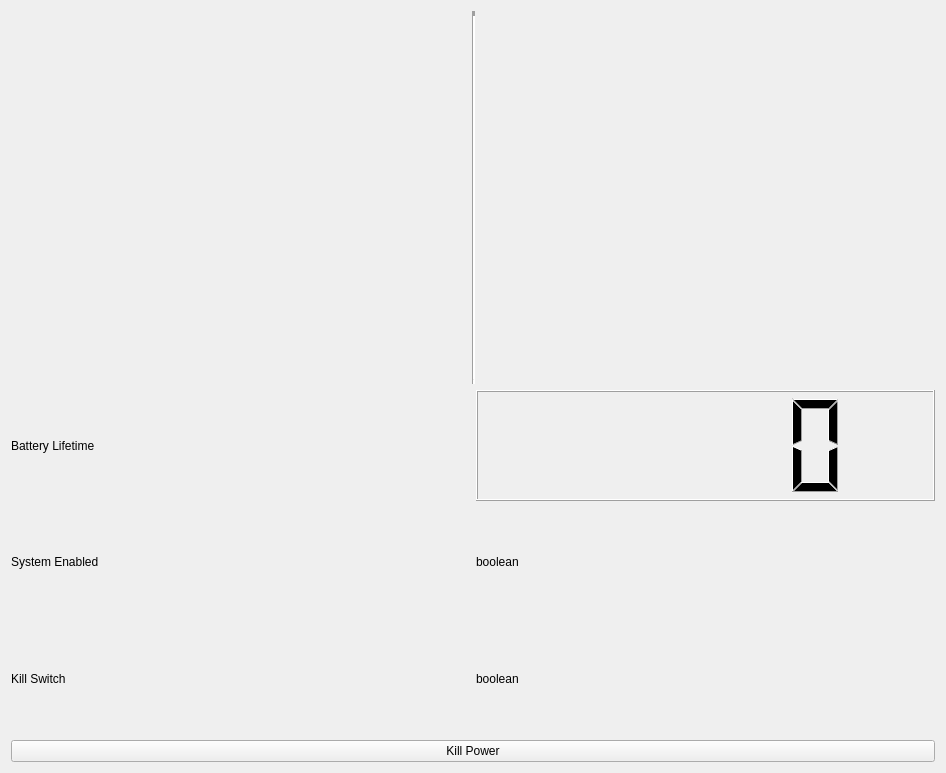
Before: the Qt Designer form UI_App/qt_ui_files/power_layout.ui in mcgill-robotics/rover, drawn with Qt 5.
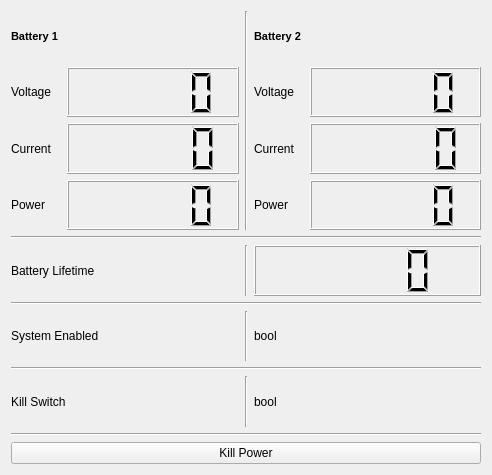
After: the same form once the commit is applied.

Commit message: final ui layouts and py files

The edit to the form file:
```diff
--- a/UI_App/qt_ui_files/power_layout.ui
+++ b/UI_App/qt_ui_files/power_layout.ui
@@ -6,8 +6,8 @@
    <rect>
     <x>0</x>
     <y>0</y>
-    <width>946</width>
-    <height>773</height>
+    <width>492</width>
+    <height>475</height>
    </rect>
   </property>
   <property name="windowTitle">
@@ -16,31 +16,7 @@
   <layout class="QGridLayout" name="gridLayout_2">
    <item row="0" column="0">
     <layout class="QGridLayout" name="gridLayout">
-     <item row="0" column="0">
-      <layout class="QHBoxLayout" name="horizontalLayout">
-       <item>
-        <widget class="QWidget" name="battery1_widget" native="true">
-         <property name="autoFillBackground">
-          <bool>false</bool>
-         </property>
-        </widget>
-       </item>
-       <item>
-        <widget class="Line" name="line">
-         <property name="lineWidth">
-          <number>5</number>
-         </property>
-         <property name="orientation">
-          <enum>Qt::Vertical</enum>
-         </property>
-        </widget>
-       </item>
-       <item>
-        <widget class="QWidget" name="battery2_widget" native="true"/>
-       </item>
-      </layout>
-     </item>
-     <item row="1" column="0">
+     <item row="2" column="0">
       <layout class="QVBoxLayout" name="verticalLayout">
        <item>
         <layout class="QHBoxLayout" name="horizontalLayout_2">
@@ -51,11 +27,25 @@
            </property>
           </widget>
          </item>
+         <item>
+          <widget class="Line" name="line_6">
+           <property name="orientation">
+            <enum>Qt::Vertical</enum>
+           </property>
+          </widget>
+         </item>
          <item>
           <widget class="QLCDNumber" name="battery_lifetime_value"/>
          </item>
         </layout>
        </item>
+       <item>
+        <widget class="Line" name="line_3">
+         <property name="orientation">
+          <enum>Qt::Horizontal</enum>
+         </property>
+        </widget>
+       </item>
        <item>
         <layout class="QHBoxLayout" name="horizontalLayout_3">
          <item>
@@ -65,15 +55,29 @@
            </property>
           </widget>
          </item>
+         <item>
+          <widget class="Line" name="line_7">
+           <property name="orientation">
+            <enum>Qt::Vertical</enum>
+           </property>
+          </widget>
+         </item>
          <item>
           <widget class="QLabel" name="system_enabled_bool">
            <property name="text">
-            <string>boolean</string>
+            <string>bool</string>
            </property>
           </widget>
          </item>
         </layout>
        </item>
+       <item>
+        <widget class="Line" name="line_4">
+         <property name="orientation">
+          <enum>Qt::Horizontal</enum>
+         </property>
+        </widget>
+       </item>
        <item>
         <layout class="QHBoxLayout" name="horizontalLayout_4">
          <item>
@@ -83,15 +87,29 @@
            </property>
           </widget>
          </item>
+         <item>
+          <widget class="Line" name="line_8">
+           <property name="orientation">
+            <enum>Qt::Vertical</enum>
+           </property>
+          </widget>
+         </item>
          <item>
           <widget class="QLabel" name="kill_switch_bool">
            <property name="text">
-            <string>boolean</string>
+            <string>bool</string>
            </property>
           </widget>
          </item>
         </layout>
        </item>
+       <item>
+        <widget class="Line" name="line_5">
+         <property name="orientation">
+          <enum>Qt::Horizontal</enum>
+         </property>
+        </widget>
+       </item>
        <item>
         <widget class="QPushButton" name="kill_power_button">
          <property name="text">
@@ -101,6 +119,200 @@
        </item>
       </layout>
      </item>
+     <item row="0" column="0">
+      <layout class="QHBoxLayout" name="horizontalLayout">
+       <item>
+        <layout class="QVBoxLayout" name="verticalLayout_2">
+         <item>
+          <widget class="QLabel" name="battery1_label">
+           <property name="maximumSize">
+            <size>
+             <width>16777215</width>
+             <height>50</height>
+            </size>
+           </property>
+           <property name="font">
+            <font>
+             <pointsize>8</pointsize>
+             <weight>75</weight>
+             <bold>true</bold>
+            </font>
+           </property>
+           <property name="text">
+            <string>Battery 1</string>
+           </property>
+          </widget>
+         </item>
+         <item>
+          <layout class="QVBoxLayout" name="verticalLayout_4">
+           <item>
+            <layout class="QHBoxLayout" name="horizontalLayout_5">
+             <item>
+              <widget class="QLabel" name="voltage_label">
+               <property name="maximumSize">
+                <size>
+                 <width>50</width>
+                 <height>16777215</height>
+                </size>
+               </property>
+               <property name="text">
+                <string>Voltage</string>
+               </property>
+              </widget>
+             </item>
+             <item>
+              <widget class="QLCDNumber" name="voltage_value"/>
+             </item>
+            </layout>
+           </item>
+           <item>
+            <layout class="QHBoxLayout" name="horizontalLayout_6">
+             <item>
+              <widget class="QLabel" name="current_label">
+               <property name="maximumSize">
+                <size>
+                 <width>50</width>
+                 <height>16777215</height>
+                </size>
+               </property>
+               <property name="text">
+                <string>Current</string>
+               </property>
+              </widget>
+             </item>
+             <item>
+              <widget class="QLCDNumber" name="current_value"/>
+             </item>
+            </layout>
+           </item>
+           <item>
+            <layout class="QHBoxLayout" name="horizontalLayout_7">
+             <item>
+              <widget class="QLabel" name="power_label">
+               <property name="maximumSize">
+                <size>
+                 <width>50</width>
+                 <height>16777215</height>
+                </size>
+               </property>
+               <property name="text">
+                <string>Power</string>
+               </property>
+              </widget>
+             </item>
+             <item>
+              <widget class="QLCDNumber" name="power_value"/>
+             </item>
+            </layout>
+           </item>
+          </layout>
+         </item>
+        </layout>
+       </item>
+       <item>
+        <widget class="Line" name="line">
+         <property name="orientation">
+          <enum>Qt::Vertical</enum>
+         </property>
+        </widget>
+       </item>
+       <item>
+        <layout class="QVBoxLayout" name="verticalLayout_3">
+         <item>
+          <widget class="QLabel" name="battery2_label_2">
+           <property name="maximumSize">
+            <size>
+             <width>16777215</width>
+             <height>50</height>
+            </size>
+           </property>
+           <property name="font">
+            <font>
+             <pointsize>8</pointsize>
+             <weight>75</weight>
+             <bold>true</bold>
+            </font>
+           </property>
+           <property name="text">
+            <string>Battery 2</string>
+           </property>
+          </widget>
+         </item>
+         <item>
+          <layout class="QVBoxLayout" name="verticalLayout_5">
+           <item>
+            <layout class="QHBoxLayout" name="horizontalLayout_8">
+             <item>
+              <widget class="QLabel" name="voltage_label_2">
+               <property name="maximumSize">
+                <size>
+                 <width>50</width>
+                 <height>16777215</height>
+                </size>
+               </property>
+               <property name="text">
+                <string>Voltage</string>
+               </property>
+              </widget>
+             </item>
+             <item>
+              <widget class="QLCDNumber" name="voltage_value_2"/>
+             </item>
+            </layout>
+           </item>
+           <item>
+            <layout class="QHBoxLayout" name="horizontalLayout_9">
+             <item>
+              <widget class="QLabel" name="current_label_2">
+               <property name="maximumSize">
+                <size>
+                 <width>50</width>
+                 <height>16777215</height>
+                </size>
+               </property>
+               <property name="text">
+                <string>Current</string>
+               </property>
+              </widget>
+             </item>
+             <item>
+              <widget class="QLCDNumber" name="current_value_2"/>
+             </item>
+            </layout>
+           </item>
+           <item>
+            <layout class="QHBoxLayout" name="horizontalLayout_10">
+             <item>
+              <widget class="QLabel" name="power_label_2">
+               <property name="maximumSize">
+                <size>
+                 <width>50</width>
+                 <height>16777215</height>
+                </size>
+               </property>
+               <property name="text">
+                <string>Power</string>
+               </property>
+              </widget>
+             </item>
+             <item>
+              <widget class="QLCDNumber" name="power_value_2"/>
+             </item>
+            </layout>
+           </item>
+          </layout>
+         </item>
+        </layout>
+       </item>
+      </layout>
+     </item>
+     <item row="1" column="0">
+      <widget class="Line" name="line_2">
+       <property name="orientation">
+        <enum>Qt::Horizontal</enum>
+       </property>
+      </widget>
+     </item>
     </layout>
    </item>
   </layout>
```
The commit also changes 3 other files.
